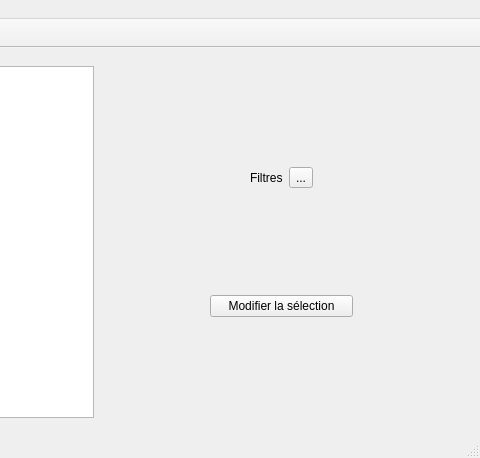
Before: the Qt Designer form Fenrh.ui in Chayma07/GestionDeConge, drawn with Qt 5; both pictures show x 724 to 1204 and y 0 to 458 of the 1204 by 458 pixel window.
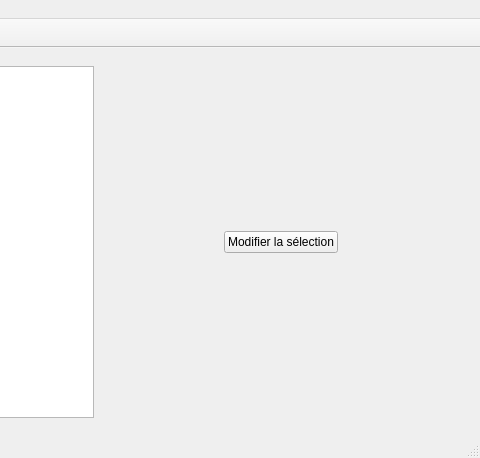
After: the same form once the commit is applied. The open tabs and pages were chosen to show the change. Icons and pictures are not drawn.

```diff
--- a/Fenrh.ui
+++ b/Fenrh.ui
@@ -689,63 +689,6 @@
               </item>
               <item>
                <layout class="QVBoxLayout" name="verticalLayout_12">
-                <item>
-                 <spacer name="verticalSpacer_14">
-                  <property name="orientation">
-                   <enum>Qt::Vertical</enum>
-                  </property>
-                  <property name="sizeHint" stdset="0">
-                   <size>
-                    <width>20</width>
-                    <height>40</height>
-                   </size>
-                  </property>
-                 </spacer>
-                </item>
-                <item>
-                 <layout class="QHBoxLayout" name="horizontalLayout_9">
-                  <item>
-                   <spacer name="horizontalSpacer_11">
-                    <property name="orientation">
-                     <enum>Qt::Horizontal</enum>
-                    </property>
-                    <property name="sizeHint" stdset="0">
-                     <size>
-                      <width>40</width>
-                      <height>20</height>
-                     </size>
-                    </property>
-                   </spacer>
-                  </item>
-                  <item>
-                   <widget class="QLabel" name="label_2">
-                    <property name="text">
-                     <string>Filtres</string>
-                    </property>
-                   </widget>
-                  </item>
-                  <item>
-                   <widget class="QToolButton" name="toolButton_2">
-                    <property name="text">
-                     <string>...</string>
-                    </property>
-                   </widget>
-                  </item>
-                  <item>
-                   <spacer name="horizontalSpacer_12">
-                    <property name="orientation">
-                     <enum>Qt::Horizontal</enum>
-                    </property>
-                    <property name="sizeHint" stdset="0">
-                     <size>
-                      <width>40</width>
-                      <height>20</height>
-                     </size>
-                    </property>
-                   </spacer>
-                  </item>
-                 </layout>
-                </item>
                 <item>
                  <spacer name="verticalSpacer_15">
                   <property name="orientation">
```
Left out of the diff: 2 changed lines with no effect on the pictures.
